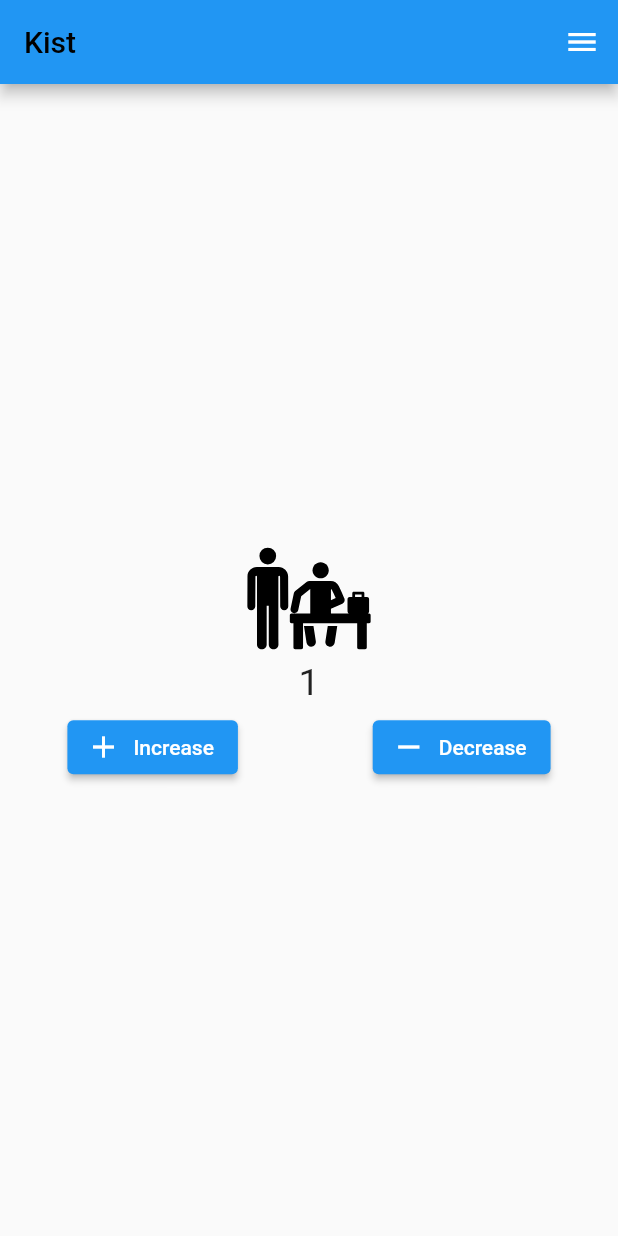
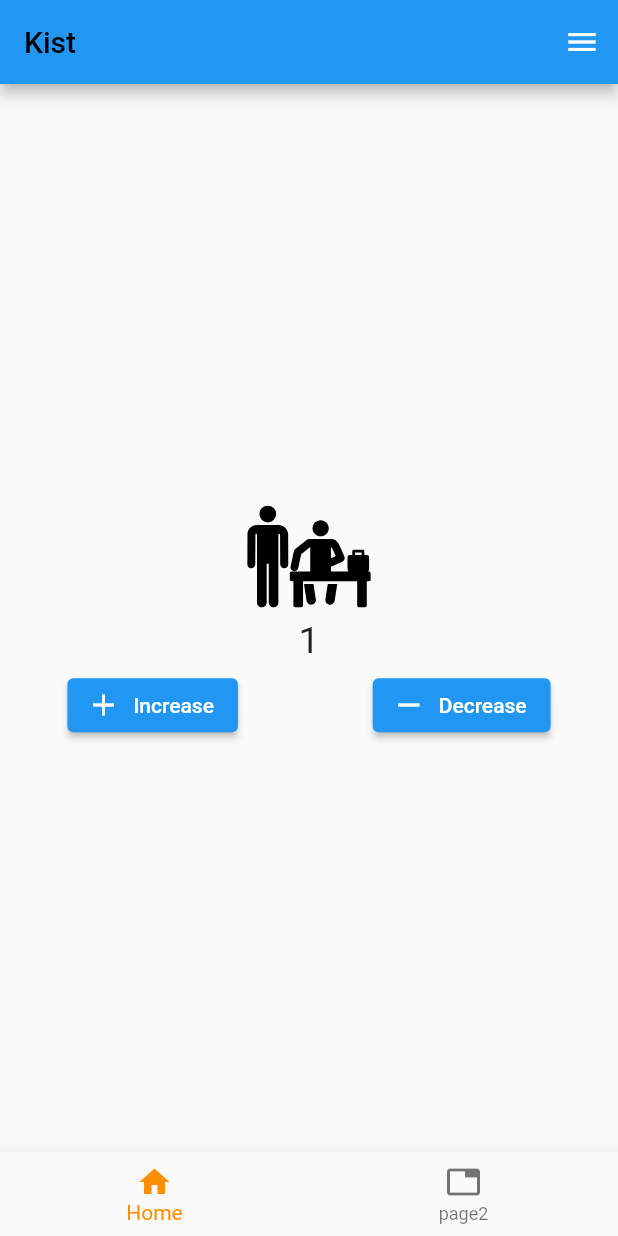
Before and after one commit to adhikarisanjay/Kistcollege, a Flutter app: the screen it shows after launch, after a tap on "Increase", on a phone screen of 412 x 824 dp. Run offline on Flutter 3.47's test engine with Material 2 defaults, Android fonts, the phone set to English and light mode, and no system bars; our stand-ins replace flutter_svg.

Commit message:
button nav bar

```diff
--- a/lib/Screens/splashscreen/splash.dart
+++ b/lib/Screens/splashscreen/splash.dart
@@ -2,6 +2,7 @@ import 'dart:async';
 
 import 'package:flutter/material.dart';
 import 'package:kist/Screens/homepage.dart';
+import 'package:kist/component/buttonnavbar.dart';
 
 class SplashScreen extends StatefulWidget {
   const SplashScreen({Key? key}) : super(key: key);
@@ -25,7 +26,8 @@ class _SplashScreenState extends State<SplashScreen> {
 
   navigationPage() {
     Navigator.of(context).pushAndRemoveUntil(
-        MaterialPageRoute(builder: (context) => HomePage()), (route) => false);
+        MaterialPageRoute(builder: (context) => ButtonNavBar()),
+        (route) => false);
   }
 
   @override
--- /dev/null
+++ b/lib/component/buttonnavbar.dart
@@ -0,0 +1,49 @@
+import 'package:flutter/material.dart';
+import 'package:kist/Screens/homepage.dart';
+import 'package:kist/Screens/tabpage/tabpage.dart';
+
+class ButtonNavBar extends StatefulWidget {
+  const ButtonNavBar({Key? key}) : super(key: key);
+
+  @override
+  State<ButtonNavBar> createState() => _ButtonNavBarState();
+}
+
+class _ButtonNavBarState extends State<ButtonNavBar> {
+  dynamic currentpage = HomePage();
+  int _selectedIndex = 0;
+  @override
+  Widget build(BuildContext context) {
+    return Scaffold(
+        body: currentpage,
+        bottomNavigationBar: BottomNavigationBar(
+          items: const [
+            BottomNavigationBarItem(
+              icon: Icon(Icons.home),
+              label: 'Home',
+              backgroundColor: Colors.red,
+            ),
+            BottomNavigationBarItem(
+              icon: Icon(Icons.tab),
+              label: 'page2',
+              backgroundColor: Colors.red,
+            ),
+          ],
+          selectedItemColor: Color.fromRGBO(255, 143, 0, 1),
+          currentIndex: _selectedIndex,
+          onTap: _onItemTapped,
+        ));
+  }
+
+  _onItemTapped(int index) {
+    setState(() {
+      _selectedIndex = index;
+      if (index == 1) {
+        currentpage = TabBarPage();
+      } else {
+        currentpage = HomePage();
+      }
+    });
+    print(index);
+  }
+}
```
